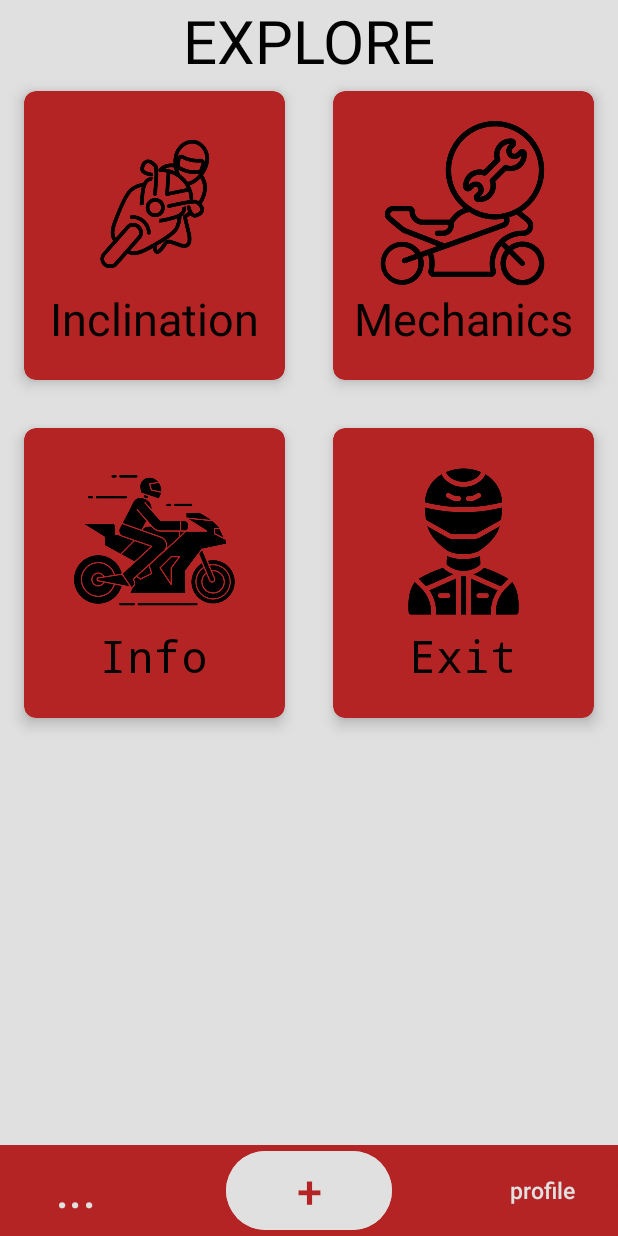
After one commit to UniqueIsem/CRUD-Route, an Android app: the ExplorePage screen opened directly, with no data from a screen before it, on a phone screen of 412 x 824 dp. The commit adds this screen. Run offline under Robolectric (Android 15) with nearby library versions, the phone set to English and light mode, and no system bars.

```diff
--- a/app/build.gradle
+++ b/app/build.gradle
@@ -45,6 +45,8 @@ dependencies {
     implementation 'com.google.android.material:material:1.5.0'
     implementation 'androidx.constraintlayout:constraintlayout:2.1.4'
     implementation 'com.google.firebase:firebase-auth:22.3.1'
+    //Google Maps API
+    implementation 'com.google.android.gms:play-services-maps:18.2.0'
     testImplementation 'junit:junit:4.13.2'
     androidTestImplementation 'androidx.test.ext:junit:1.1.5'
     androidTestImplementation 'androidx.test.espresso:espresso-core:3.5.1'
--- /dev/null
+++ b/app/src/main/java/com/example/crud_route/ExplorePage.kt
@@ -0,0 +1,24 @@
+package com.example.crud_route
+
+import android.content.Intent
+import androidx.appcompat.app.AppCompatActivity
+import android.os.Bundle
+import android.view.View
+
+class ExplorePage : AppCompatActivity() {
+    override fun onCreate(savedInstanceState: Bundle?) {
+        super.onCreate(savedInstanceState)
+        setContentView(R.layout.activity_explore_page)
+    }
+
+    fun onCardClick(view: View) {
+        when (view.id) {
+            R.id.cardInclination -> {
+                startActivity(Intent(this, Inclination::class.java))
+            }
+            R.id.cardMechanics -> {
+                //startActivity(Intent(this, Mechanics::class.java))
+            }
+        }
+    }
+}
--- a/app/src/main/java/com/example/crud_route/register/Signup.kt
+++ b/app/src/main/java/com/example/crud_route/register/Signup.kt
@@ -50,7 +50,7 @@ class Signup : AppCompatActivity() {
             val confirmPassword = confirmPassword.text.toString()
 
             if (email.isNotEmpty() && password.isNotEmpty() && confirmPassword.isNotEmpty()) {
-                if (password.equals(confirmPassword)) {
+                if (password.equals(confirmPassword)) { //succesfull sign up
                     signUp(email, password)
                 } else {
                     Toast.makeText(this, "The password doesn't match", Toast.LENGTH_SHORT).show()
@@ -77,7 +77,7 @@ class Signup : AppCompatActivity() {
                     }
                 }
         } else {
-            // El formato del correo electrónico no es válido
+            // invalid format email
             Toast.makeText(this, "Invalid email address", Toast.LENGTH_SHORT).show()
         }
     }
--- /dev/null
+++ b/app/src/main/res/layout/activity_explore_page.xml
@@ -0,0 +1,171 @@
+<?xml version="1.0" encoding="utf-8"?>
+<FrameLayout xmlns:android="http://schemas.android.com/apk/res/android"
+    xmlns:tools="http://schemas.android.com/tools"
+    android:layout_width="match_parent"
+    android:layout_height="match_parent"
+    xmlns:app="http://schemas.android.com/apk/res-auto"
+    tools:context=".MainActivity"
+    android:background="@color/lightGray">
+
+    <TextView
+        android:layout_width="match_parent"
+        android:layout_height="wrap_content"
+        android:text="EXPLORE"
+        android:textSize="40sp"
+        android:textColor="@color/black"
+        android:gravity="center"/>
+
+    <GridLayout
+        android:layout_width="match_parent"
+        android:layout_height="450dp"
+        android:columnCount="2"
+        android:rowCount="4"
+        android:alignmentMode="alignMargins"
+        android:layout_marginTop="20pt"
+        android:layout_marginBottom="40pt"
+        android:columnOrderPreserved="false">
+
+        <androidx.cardview.widget.CardView
+            android:id="@+id/cardInclination"
+            android:layout_width="0dp"
+            android:layout_height="0dp"
+            android:layout_rowWeight="1"
+            android:layout_columnWeight="1"
+            android:layout_margin="16dp"
+            android:onClick="onCardClick"
+            app:cardCornerRadius="8dp"
+            app:cardElevation="6dp"
+            android:foreground="?selectableItemBackground"
+            android:backgroundTint="@color/darkRed">
+
+            <LinearLayout
+                android:layout_width="match_parent"
+                android:layout_height="wrap_content"
+                android:orientation="vertical">
+                <ImageView
+                    android:layout_width="50pt"
+                    android:layout_height="50pt"
+                    android:layout_gravity="center"
+                    android:layout_marginTop="20dp"
+                    android:src="@drawable/inclinacion"/>
+                <TextView
+                    android:layout_width="match_parent"
+                    android:layout_height="match_parent"
+                    android:gravity="center"
+                    android:textSize="30sp"
+                    android:text="Inclination"
+                    android:textColor="@color/black"
+                    />
+
+            </LinearLayout>
+
+        </androidx.cardview.widget.CardView>
+
+        <androidx.cardview.widget.CardView
+            android:id="@+id/cardMechanics"
+            android:layout_width="0dp"
+            android:layout_height="0dp"
+            android:layout_rowWeight="1"
+            android:layout_columnWeight="1"
+            android:layout_margin="16dp"
+            android:onClick="onCardClick"
+            app:cardCornerRadius="8dp"
+            app:cardElevation="6dp"
+            android:foreground="?selectableItemBackground"
+            android:backgroundTint="@color/darkRed">
+
+            <LinearLayout
+                android:layout_width="match_parent"
+                android:layout_height="wrap_content"
+                android:orientation="vertical">
+                <ImageView
+                    android:layout_width="50pt"
+                    android:layout_height="50pt"
+                    android:layout_marginTop="20dp"
+                    android:layout_gravity="center"
+                    android:src="@drawable/toolwhite"/>
+                <TextView
+                    android:layout_width="match_parent"
+                    android:layout_height="match_parent"
+                    android:gravity="center"
+                    android:textSize="30sp"
+                    android:text="Mechanics"
+                    android:textColor="@color/black"
+                    />
+            </LinearLayout>
+        </androidx.cardview.widget.CardView>
+
+        <androidx.cardview.widget.CardView
+            android:id="@+id/card"
+            android:layout_width="0dp"
+            android:layout_height="0dp"
+            android:layout_rowWeight="1"
+            android:layout_columnWeight="1"
+            android:layout_margin="16dp"
+            android:onClick="onCardClick"
+            app:cardCornerRadius="8dp"
+            app:cardElevation="6dp"
+            android:foreground="?selectableItemBackground"
+            android:backgroundTint="@color/darkRed">
+
+            <LinearLayout
+                android:layout_width="match_parent"
+                android:layout_height="wrap_content"
+                android:orientation="vertical">
+                <ImageView
+                    android:layout_width="50pt"
+                    android:layout_height="50pt"
+                    android:layout_marginTop="20dp"
+                    android:layout_gravity="center"
+                    android:src="@drawable/riding"/>
+                <TextView
+                    android:layout_width="match_parent"
+                    android:layout_height="match_parent"
+                    android:fontFamily="monospace"
+                    android:textSize="30sp"
+                    android:gravity="center"
+                    android:text="Info"
+                    android:textColor="@color/black"
+                    />
+            </LinearLayout>
+        </androidx.cardview.widget.CardView>
+
+        <androidx.cardview.widget.CardView
+            android:id="@+id/cardExit"
+            android:layout_width="0dp"
+            android:layout_height="0dp"
+            android:layout_rowWeight="1"
+            android:layout_columnWeight="1"
+            android:layout_margin="16dp"
+            android:onClick="onCardClick"
+            app:cardCornerRadius="8dp"
+            app:cardElevation="6dp"
+            android:foreground="?selectableItemBackground"
+            android:backgroundTint="@color/darkRed">
+
+            <LinearLayout
+                android:layout_width="match_parent"
+                android:layout_height="wrap_content"
+                android:orientation="vertical">
+                <ImageView
+                    android:layout_width="50pt"
+                    android:layout_height="50pt"
+                    android:layout_marginTop="20dp"
+                    android:layout_gravity="center"
+                    android:src="@drawable/bikerblack"/>
+                <TextView
+                    android:layout_width="match_parent"
+                    android:layout_height="match_parent"
+                    android:gravity="center"
+                    android:fontFamily="monospace"
+                    android:textSize="30sp"
+                    android:text="Exit"
+                    android:textColor="@color/black"
+                    />
+            </LinearLayout>
+        </androidx.cardview.widget.CardView>
+
+    </GridLayout>
+
+    <include layout="@layout/bottom_menu"/>
+</FrameLayout>
--- /dev/null
+++ b/app/src/main/res/layout/bottom_menu.xml
@@ -0,0 +1,45 @@
+<?xml version="1.0" encoding="utf-8"?>
+<LinearLayout xmlns:android="http://schemas.android.com/apk/res/android"
+    android:layout_width="match_parent"
+    android:layout_height="wrap_content"
+    android:layout_alignParentBottom="true"
+    android:orientation="horizontal"
+    android:background="@color/darkRed"
+    android:layout_gravity="bottom">
+
+    <Button
+        android:id="@+id/btnMore"
+        android:layout_width="0dp"
+        android:layout_height="wrap_content"
+        android:layout_weight="1"
+        android:backgroundTint="@color/darkRed"
+        android:text="..."
+        android:textSize="30sp"
+        android:textColor="@color/lightGray"
+        android:layout_gravity="center"
+        android:gravity="center" />
+
+    <Button
+        android:id="@+id/btnCreateRoute"
+        android:layout_width="10dp"
+        android:layout_height="wrap_content"
+        android:layout_weight="1"
+        android:backgroundTint="@color/lightGray"
+        android:text="+"
+        android:textSize="30sp"
+        android:textColor="@color/darkRed"
+        android:layout_gravity="center"
+        android:layout_marginHorizontal="50dp"
+        />
+
+    <Button
+        android:id="@+id/inProcess"
+        android:layout_width="0dp"
+        android:layout_height="wrap_content"
+        android:layout_weight="1"
+        android:backgroundTint="@color/darkRed"
+        android:text="profile"
+        android:textSize="15sp"
+        android:textColor="@color/lightGray"
+        android:layout_gravity="center" />
+</LinearLayout>
--- a/app/src/main/res/values/colors.xml
+++ b/app/src/main/res/values/colors.xml
@@ -1,5 +1,6 @@
 <?xml version="1.0" encoding="utf-8"?>
 <resources>
+    <!--App Colors-->
     <color name="black">#020202</color>
     <color name="darkGray">#19191a</color>
     <color name="gray">#9e9e9e</color>
@@ -8,4 +9,8 @@
     <color name="darkRed">#B52424</color>
     <color name="red">#ee0e0e</color>
     <color name="lightRed">#ee4242</color>
+
+    <!--Inclination Minigame Colors-->
+    <color name="green">#2ecc71</color>
+    <color name="yellow">#ffc300</color>
 </resources>
```
Also changed, not shown: app/src/main/AndroidManifest.xml (+19 -3 lines), app/src/main/java/com/example/crud_route/HomePage.kt (added, +29 -0 lines), app/src/main/java/com/example/crud_route/Inclination.kt (added, +101 -0 lines), app/src/main/java/com/example/crud_route/register/Login.kt (+8 -6 lines), app/src/main/res/layout/activity_home_page.xml (added, +41 -0 lines), app/src/main/res/layout/activity_inclination.xml (added, +53 -0 lines), app/src/main/res/drawable/bikerblack.png (added), app/src/main/res/drawable/bikerwhite.png (added), app/src/main/res/drawable/inclinacion.png (added), app/src/main/res/drawable/riding.png (added), app/src/main/res/drawable/toolblack.png (added), app/src/main/res/drawable/toolwhite.png (added).
